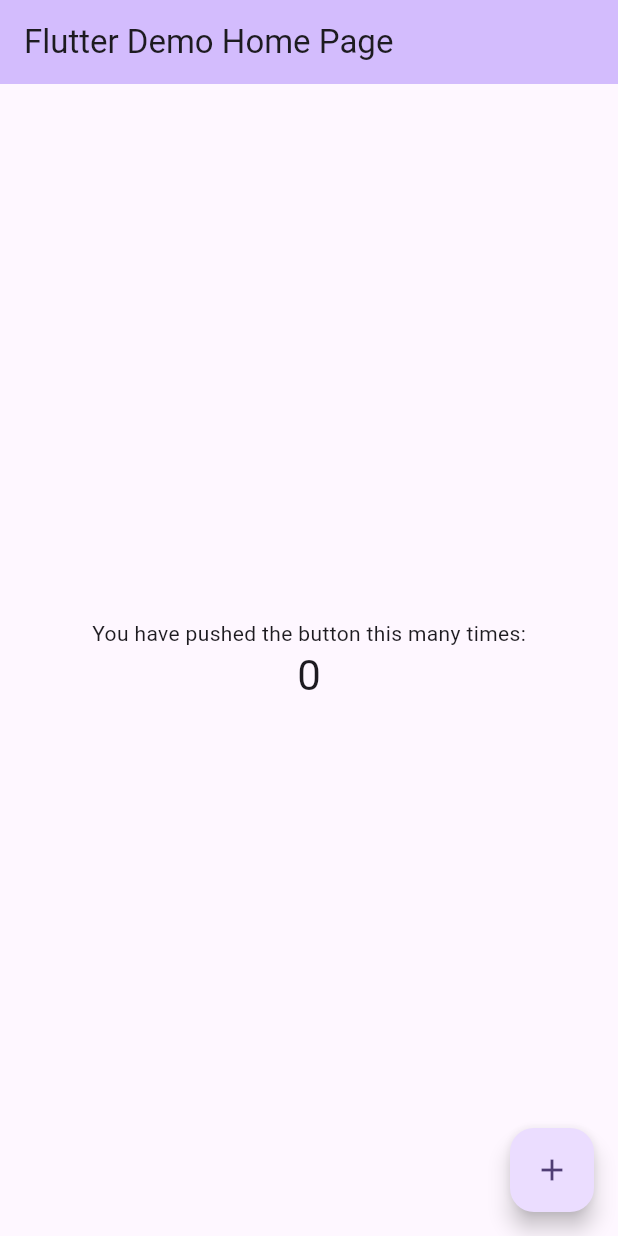
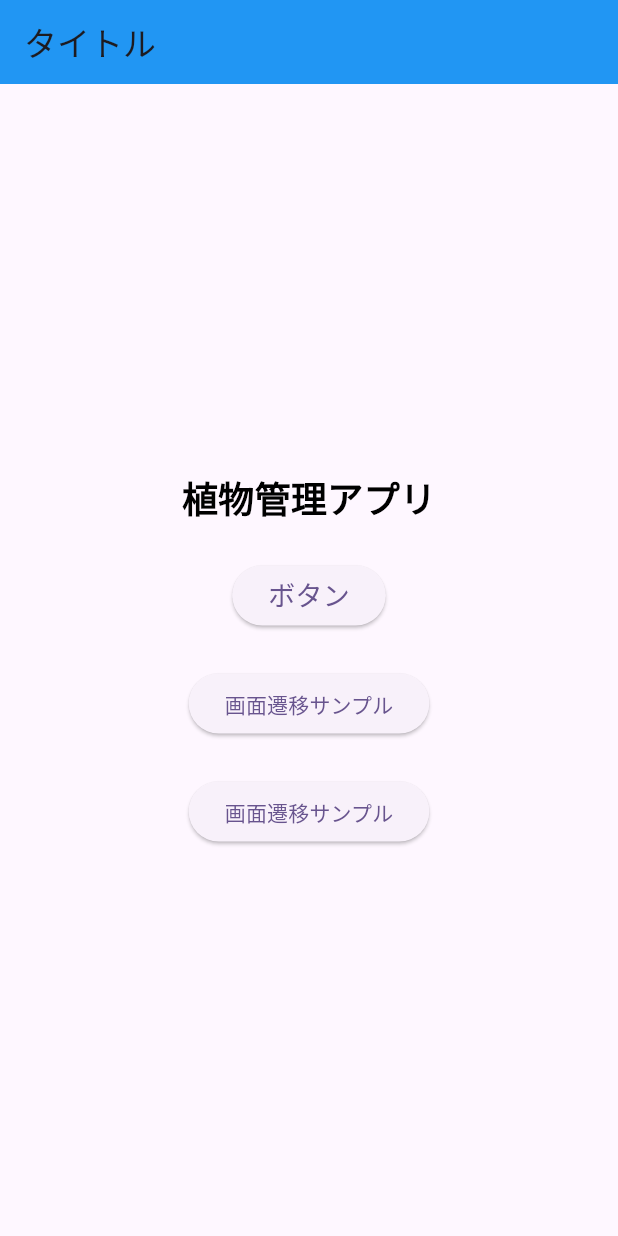
Before and after one commit to SHOGO0413/plants_app, a Flutter app: the screen it shows after launch, on a phone screen of 412 x 824 dp. Run offline on Flutter 3.47's test engine with Material 3 defaults, Android fonts, the phone set to English and light mode, and no system bars; our stand-ins replace go_router; missing offline and left inert: analyzer, custom_lint_builder.

Commit message:
タイトル画面をスプラッシュで表示

```diff
--- a/analysis_options.yaml
+++ b/analysis_options.yaml
@@ -8,6 +8,10 @@
 # The following line activates a set of recommended lints for Flutter apps,
 # packages, and plugins designed to encourage good coding practices.
 include: package:flutter_lints/flutter.yaml
+
+analyzer:
+  plugins:
+    - custom_lint
 
 linter:
   # The lint rules applied to this project can be customized in the
--- a/lib/main.dart
+++ b/lib/main.dart
@@ -1,4 +1,6 @@
 import 'package:flutter/material.dart';
+import 'package:go_router/go_router.dart';
+import 'package:plants_app/presentation/navigation/navigation.dart';
 
 void main() {
   runApp(const MyApp());
@@ -7,116 +9,17 @@ void main() {
 class MyApp extends StatelessWidget {
   const MyApp({super.key});
 
-  // This widget is the root of your application.
   @override
   Widget build(BuildContext context) {
-    return MaterialApp(
+    return MaterialApp.router(
+      routerDelegate: goRouter.routerDelegate,
+      routeInformationParser: goRouter.routeInformationParser,
+      routeInformationProvider: goRouter.routeInformationProvider,
+
       title: 'Flutter Demo',
       theme: ThemeData(
-        // This is the theme of your application.
-        //
-        // TRY THIS: Try running your application with "flutter run". You'll see
-        // the application has a purple toolbar. Then, without quitting the app,
-        // try changing the seedColor in the colorScheme below to Colors.green
-        // and then invoke "hot reload" (save your changes or press the "hot
-        // reload" button in a Flutter-supported IDE, or press "r" if you used
-        // the command line to start the app).
-        //
-        // Notice that the counter didn't reset back to zero; the application
-        // state is not lost during the reload. To reset the state, use hot
-        // restart instead.
-        //
-        // This works for code too, not just values: Most code changes can be
-        // tested with just a hot reload.
         colorScheme: ColorScheme.fromSeed(seedColor: Colors.deepPurple),
       ),
-      home: const MyHomePage(title: 'Flutter Demo Home Page'),
     );
   }
 }
-
-class MyHomePage extends StatefulWidget {
-  const MyHomePage({super.key, required this.title});
-
-  // This widget is the home page of your application. It is stateful, meaning
-  // that it has a State object (defined below) that contains fields that affect
-  // how it looks.
-
-  // This class is the configuration for the state. It holds the values (in this
-  // case the title) provided by the parent (in this case the App widget) and
-  // used by the build method of the State. Fields in a Widget subclass are
-  // always marked "final".
-
-  final String title;
-
-  @override
-  State<MyHomePage> createState() => _MyHomePageState();
-}
-
-class _MyHomePageState extends State<MyHomePage> {
-  int _counter = 0;
-
-  void _incrementCounter() {
-    setState(() {
-      // This call to setState tells the Flutter framework that something has
-      // changed in this State, which causes it to rerun the build method below
-      // so that the display can reflect the updated values. If we changed
-      // _counter without calling setState(), then the build method would not be
-      // called again, and so nothing would appear to happen.
-      _counter++;
-    });
-  }
-
-  @override
-  Widget build(BuildContext context) {
-    // This method is rerun every time setState is called, for instance as done
-    // by the _incrementCounter method above.
-    //
-    // The Flutter framework has been optimized to make rerunning build methods
-    // fast, so that you can just rebuild anything that needs updating rather
-    // than having to individually change instances of widgets.
-    return Scaffold(
-      appBar: AppBar(
-        // TRY THIS: Try changing the color here to a specific color (to
-        // Colors.amber, perhaps?) and trigger a hot reload to see the AppBar
-        // change color while the other colors stay the same.
-        backgroundColor: Theme.of(context).colorScheme.inversePrimary,
-        // Here we take the value from the MyHomePage object that was created by
-        // the App.build method, and use it to set our appbar title.
-        title: Text(widget.title),
-      ),
-      body: Center(
-        // Center is a layout widget. It takes a single child and positions it
-        // in the middle of the parent.
-        child: Column(
-          // Column is also a layout widget. It takes a list of children and
-          // arranges them vertically. By default, it sizes itself to fit its
-          // children horizontally, and tries to be as tall as its parent.
-          //
-          // Column has various properties to control how it sizes itself and
-          // how it positions its children. Here we use mainAxisAlignment to
-          // center the children vertically; the main axis here is the vertical
-          // axis because Columns are vertical (the cross axis would be
-          // horizontal).
-          //
-          // TRY THIS: Invoke "debug painting" (choose the "Toggle Debug Paint"
-          // action in the IDE, or press "p" in the console), to see the
-          // wireframe for each widget.
-          mainAxisAlignment: MainAxisAlignment.center,
-          children: <Widget>[
-            const Text('You have pushed the button this many times:'),
-            Text(
-              '$_counter',
-              style: Theme.of(context).textTheme.headlineMedium,
-            ),
-          ],
-        ),
-      ),
-      floatingActionButton: FloatingActionButton(
-        onPressed: _incrementCounter,
-        tooltip: 'Increment',
-        child: const Icon(Icons.add),
-      ), // This trailing comma makes auto-formatting nicer for build methods.
-    );
-  }
-}
--- /dev/null
+++ b/lib/presentation/navigation/navigation.dart
@@ -0,0 +1,26 @@
+import 'package:flutter/material.dart';
+import 'package:go_router/go_router.dart';
+import 'package:plants_app/main.dart';
+import 'package:plants_app/presentation/test_screen/test_screen.dart';
+import 'package:plants_app/presentation/title_screen/title_screen.dart';
+
+final goRouter = GoRouter(
+  initialLocation: '/',
+
+  routes: [
+    GoRoute(
+      path: '/',
+      name: 'initial',
+      pageBuilder: (context, state) {
+        return MaterialPage(key: state.pageKey, child: const TitleScreen());
+      },
+    ),
+    GoRoute(
+      path: '/test',
+      name: 'test',
+      pageBuilder: (context, state) {
+        return MaterialPage(key: state.pageKey, child: const TestScreen());
+      },
+    ),
+  ],
+);
--- /dev/null
+++ b/lib/presentation/title_screen/title_screen.dart
@@ -0,0 +1,51 @@
+import 'package:flutter/material.dart';
+import 'package:go_router/go_router.dart';
+
+class TitleScreen extends StatelessWidget {
+  const TitleScreen({super.key});
+
+  @override
+  Widget build(BuildContext context) {
+    return Scaffold(
+      appBar: AppBar(title: const Text('タイトル'), backgroundColor: Colors.blue),
+      body: Center(
+        child: Column(
+          mainAxisAlignment: MainAxisAlignment.center,
+          children: [
+            Text(
+              '植物管理アプリ',
+              style: TextStyle(
+                fontSize: 24,
+                fontWeight: FontWeight.bold,
+                color: Colors.black,
+              ),
+            ),
+            const SizedBox(height: 24),
+            ElevatedButton(
+              onPressed: () {
+                ScaffoldMessenger.of(
+                  context,
+                ).showSnackBar(const SnackBar(content: Text('ボタンが押されました！')));
+              },
+              child: const Text('ボタン', style: TextStyle(fontSize: 18)),
+            ),
+            const SizedBox(height: 24),
+            ElevatedButton(
+              onPressed: () {
+                context.push('/test');
+              },
+              child: Text("画面遷移サンプル"),
+            ),
+            const SizedBox(height: 24),
+            ElevatedButton(
+              onPressed: () {
+                context.goNamed('test');
+              },
+              child: Text("画面遷移サンプル"),
+            ),
+          ],
+        ),
+      ),
+    );
+  }
+}
```
Also changed, not shown: flutter_native_splash.yaml (added, +13 -0 lines), lib/presentation/test_screen/test_screen.dart (added, +51 -0 lines), packages/my_custom_lint_package/lib/my_custom_lint_package.dart (added, +43 -0 lines), packages/my_custom_lint_package/pubspec.yaml (added, +10 -0 lines), pubspec.yaml (+9 -3 lines), assets/icon.png (added), pubspec.lock, 18 other files.
